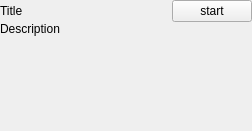
schoebey/taskplanner, file gui/taskwidget.ui: the form before one commit.
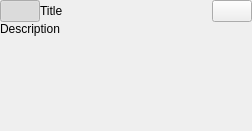
The form after the commit. Custom widgets are drawn as their Qt base class.

Commit message: collapsible task widgets

Patch:
```diff
--- a/gui/taskwidget.ui
+++ b/gui/taskwidget.ui
@@ -35,30 +35,30 @@
    <property name="spacing">
     <number>0</number>
    </property>
-   <item row="0" column="0">
+   <item row="0" column="2">
+    <widget class="QPushButton" name="pStartStop">
+     <property name="sizePolicy">
+      <sizepolicy hsizetype="Maximum" vsizetype="Maximum">
+       <horstretch>0</horstretch>
+       <verstretch>0</verstretch>
+      </sizepolicy>
+     </property>
+     <property name="text">
+      <string/>
+     </property>
+     <property name="checkable">
+      <bool>true</bool>
+     </property>
+    </widget>
+   </item>
+   <item row="0" column="1">
     <widget class="EditableLabel" name="pTitle">
      <property name="text">
       <string>Title</string>
      </property>
     </widget>
    </item>
-   <item row="0" column="1">
-    <widget class="QPushButton" name="pStartStop">
-     <property name="sizePolicy">
-      <sizepolicy hsizetype="Maximum" vsizetype="Maximum">
-       <horstretch>0</horstretch>
-       <verstretch>0</verstretch>
-      </sizepolicy>
-     </property>
-     <property name="text">
-      <string>start</string>
-     </property>
-     <property name="checkable">
-      <bool>true</bool>
-     </property>
-    </widget>
-   </item>
-   <item row="1" column="0" colspan="2">
+   <item row="1" column="0" colspan="3">
     <widget class="QFrame" name="pProperties">
      <property name="frameShadow">
       <enum>QFrame::Raised</enum>
@@ -132,6 +132,25 @@
      </layout>
     </widget>
    </item>
+   <item row="0" column="0">
+    <widget class="QPushButton" name="pShowDetails">
+     <property name="sizePolicy">
+      <sizepolicy hsizetype="Maximum" vsizetype="Maximum">
+       <horstretch>0</horstretch>
+       <verstretch>0</verstretch>
+      </sizepolicy>
+     </property>
+     <property name="text">
+      <string/>
+     </property>
+     <property name="checkable">
+      <bool>true</bool>
+     </property>
+     <property name="checked">
+      <bool>true</bool>
+     </property>
+    </widget>
+   </item>
   </layout>
  </widget>
  <customwidgets>
```
The commit also changes 7 other files.
